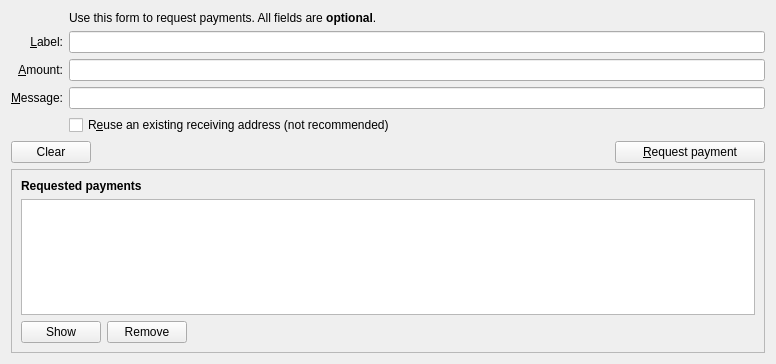
Old version of the form src/qt/forms/receivecoinsdialog.ui in the repository raffermeko/bitcoin.
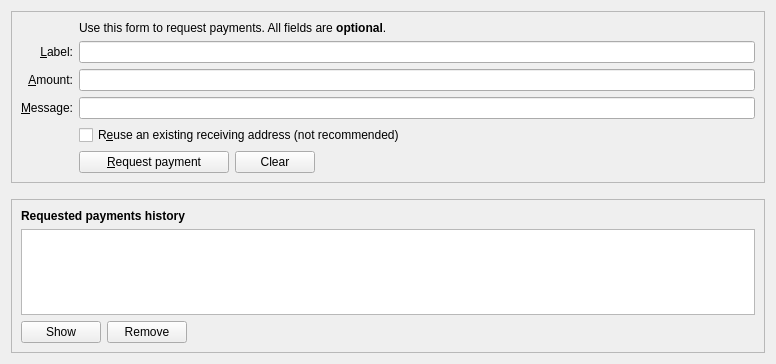
New version of the form. Icons and pictures are not drawn. Custom widgets are drawn as their Qt base class.

Commit message: [Qt] minor receive tab improvements

The edit to the form file:
```diff
--- a/src/qt/forms/receivecoinsdialog.ui
+++ b/src/qt/forms/receivecoinsdialog.ui
@@ -10,8 +10,23 @@
     <height>364</height>
    </rect>
   </property>
-  <layout class="QVBoxLayout" name="verticalLayout">
+  <layout class="QVBoxLayout" name="verticalLayout" stretch="0,0,1">
    <item>
+   <widget class="QFrame" name="frame2">
+    <property name="sizePolicy">
+      <sizepolicy hsizetype="Preferred" vsizetype="Expanding">
+        <horstretch>0</horstretch>
+        <verstretch>0</verstretch>
+      </sizepolicy>
+    </property>
+    <property name="frameShape">
+      <enum>QFrame::StyledPanel</enum>
+    </property>
+    <property name="frameShadow">
+      <enum>QFrame::Sunken</enum>
+    </property>
+    <layout class="QVBoxLayout" name="verticalLayout_3">
+    <item>
     <layout class="QGridLayout" name="gridLayout">
      <item row="7" column="2">
       <widget class="QCheckBox" name="reuseAddress">
@@ -103,10 +118,25 @@
        </property>
       </widget>
      </item>
-    </layout>
-   </item>
-   <item>
+    <item row="8" column="2">
     <layout class="QHBoxLayout" name="horizontalLayout">
+     <item>
+      <widget class="QPushButton" name="receiveButton">
+       <property name="minimumSize">
+        <size>
+         <width>150</width>
+         <height>0</height>
+        </size>
+       </property>
+       <property name="text">
+        <string>&amp;Request payment</string>
+       </property>
+       <property name="icon">
+        <iconset resource="../bitcoin.qrc">
+         <normaloff>:/icons/receiving_addresses</normaloff>:/icons/receiving_addresses</iconset>
+       </property>
+      </widget>
+     </item>
      <item>
       <widget class="QPushButton" name="clearButton">
        <property name="sizePolicy">
@@ -146,24 +176,19 @@
        </property>
       </spacer>
      </item>
-     <item>
-      <widget class="QPushButton" name="receiveButton">
-       <property name="minimumSize">
-        <size>
-         <width>150</width>
-         <height>0</height>
-        </size>
-       </property>
+    </layout>
+     </item>
+     <item row="8" column="0">
+      <widget class="QLabel" name="label_7">
        <property name="text">
-        <string>&amp;Request payment</string>
-       </property>
-       <property name="icon">
-        <iconset resource="../bitcoin.qrc">
-         <normaloff>:/icons/receiving_addresses</normaloff>:/icons/receiving_addresses</iconset>
+        <string/>
        </property>
       </widget>
      </item>
     </layout>
+   </item>
+   </layout>
+   </widget>
    </item>
    <item>
     <spacer name="verticalSpacer_2">
@@ -173,7 +198,7 @@
      <property name="sizeHint" stdset="0">
       <size>
        <width>20</width>
-       <height>40</height>
+       <height>10</height>
       </size>
      </property>
     </spacer>
@@ -202,7 +227,7 @@
          </font>
         </property>
         <property name="text">
-         <string>Requested payments</string>
+         <string>Requested payments history</string>
         </property>
        </widget>
       </item>
```
Left out of the diff: 14 changed lines with no effect on the pictures. The commit also changes 4 other files.
